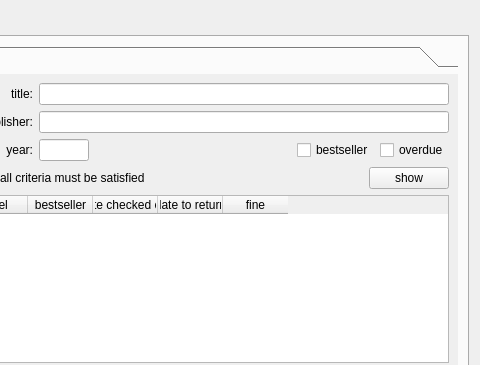
Above: librarian.ui from Louie-ru/LMS-INNO before the change; both pictures show x 524 to 1004 and y 0 to 365 of the 1004 by 478 pixel window. Below: the same form after it.
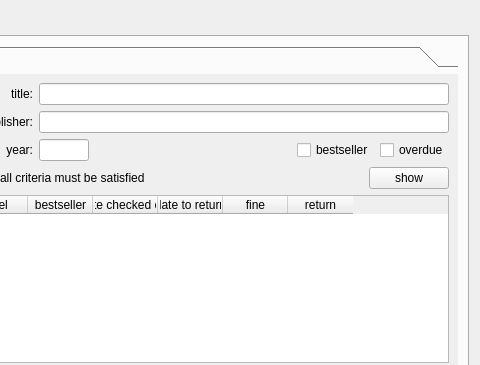
That is the form after the change.

Commit message: librarian returns books

Patch:
```diff
--- a/librarian.ui
+++ b/librarian.ui
@@ -1565,6 +1565,11 @@
                <string>fine</string>
               </property>
              </column>
+             <column>
+              <property name="text">
+               <string>return</string>
+              </property>
+             </column>
             </widget>
            </item>
           </layout>
```
Left out of the diff: 8 changed lines with no effect on the pictures. The commit also changes 6 other files.
